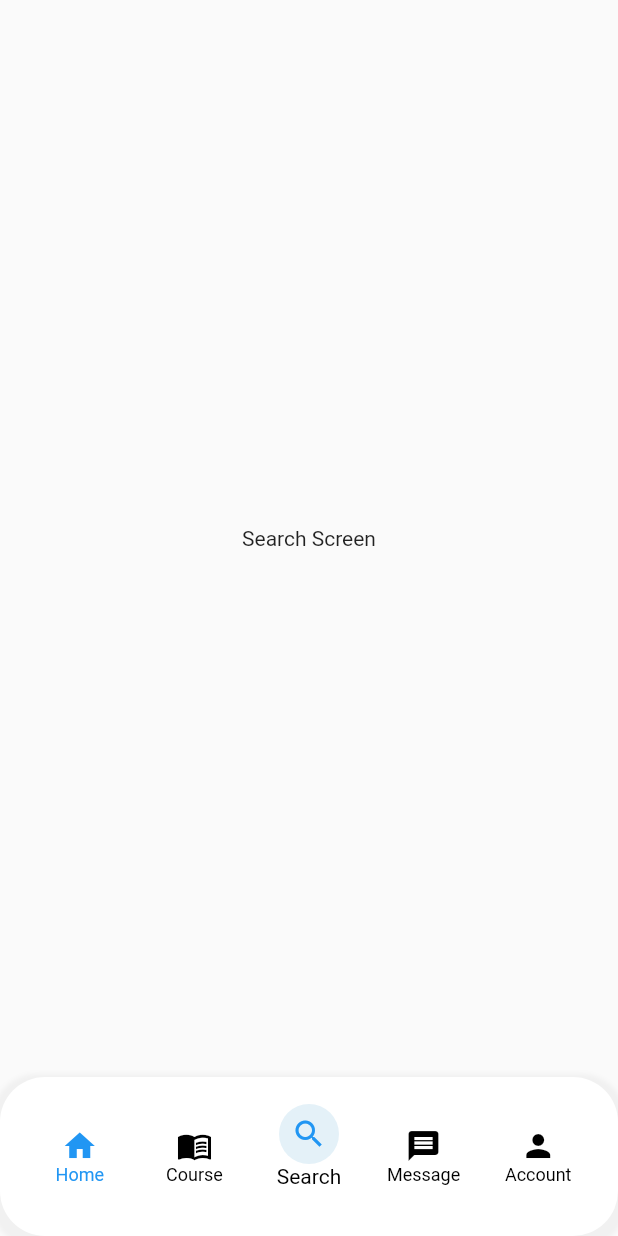
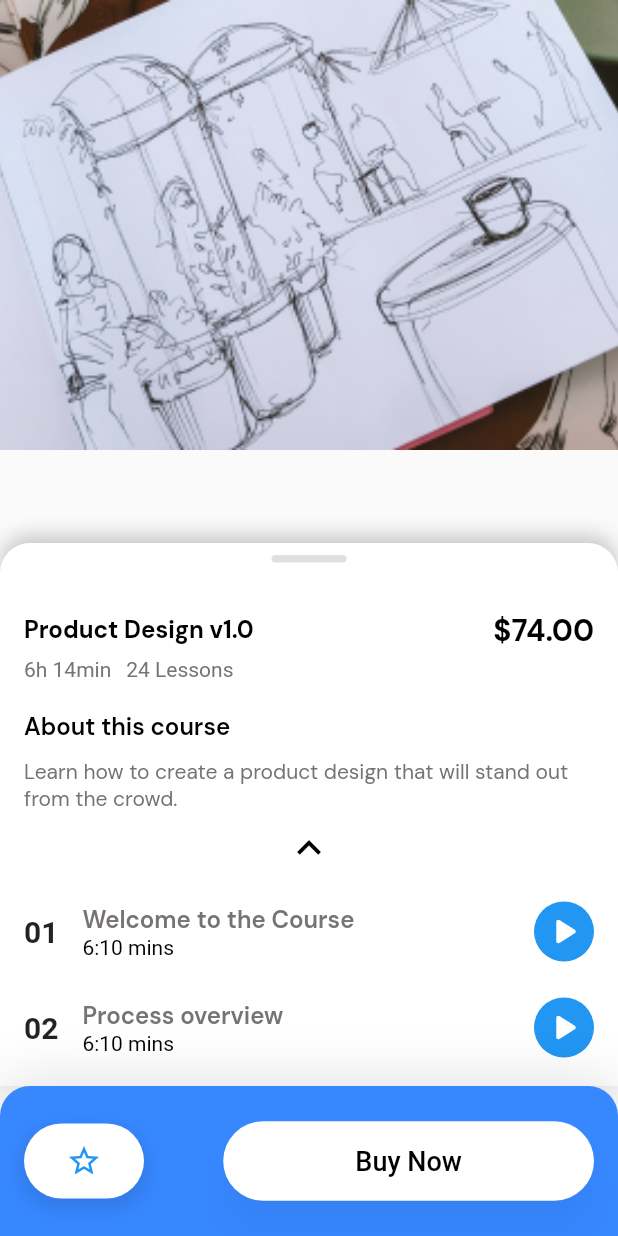
Before and after one commit to hazemAmr0/e-learning-app, a Flutter app: the screen it shows after launch, on a phone screen of 412 x 824 dp. Run offline on Flutter 3.47's test engine with Material 3 defaults, Android fonts, the phone set to English and light mode, and no system bars; our stand-ins replace flutter_iconly, flutter_svg, google_fonts, smooth_page_indicator.

Commit message:
course overview
*build course over view screen
*build lessons screen

```diff
--- /dev/null
+++ b/devtools_options.yaml
@@ -0,0 +1,3 @@
+description: This file stores settings for Dart & Flutter DevTools.
+documentation: https://docs.flutter.dev/tools/devtools/extensions#configure-extension-enablement-states
+extensions:
--- /dev/null
+++ b/lib/core/models/lesson_model.dart
@@ -0,0 +1,12 @@
+class Lesson {
+  final String number;
+  final String title;
+  final String duration;
+  final bool isLocked;
+
+  Lesson(
+      {required this.number,
+      required this.title,
+      required this.duration,
+      required this.isLocked});
+}
--- a/lib/core/routing/app_router.dart
+++ b/lib/core/routing/app_router.dart
@@ -3,7 +3,9 @@ import 'package:e_learning/navigation_bar.dart';
 import 'package:e_learning/view/screens/LoginAndRegister/signup_screen.dart';
 import 'package:e_learning/view/screens/comments/comments_screen.dart';
 import 'package:e_learning/view/screens/corse/course_screen.dart';
+import 'package:e_learning/view/screens/course_details/Course_Overview_Screen.dart';
 import 'package:e_learning/view/screens/course_details/course_details_screen.dart';
+import 'package:e_learning/view/screens/course_details/lesson_video_screen.dart';
 import 'package:flutter/material.dart';
 
 import '../../view/screens/on boarding/welcome_screen.dart';
@@ -24,6 +26,10 @@ class AppRouter {
         return MaterialPageRoute(builder: (_) => const CourseDetailsScreen());
          case Routes.comments:
         return MaterialPageRoute(builder: (_) => const CommentsScreen());
+         case Routes.courseOverview:
+        return MaterialPageRoute(builder: (_) => const CourseOverviewScreen());
+          case Routes.lessonVideo:
+        return MaterialPageRoute(builder: (_) => const LessonVideoScreen());
 
 
 
--- a/lib/core/routing/route_names.dart
+++ b/lib/core/routing/route_names.dart
@@ -13,6 +13,8 @@ class Routes {
   static const String course = '/course';
   static const String courseDetails = '/courseDetails';
   static const String comments = '/comments';
+  static const String courseOverview = '/courseOverview';
+  static const String lessonVideo = '/lessonVideo';
 
 
 }
--- a/lib/core/utils/appColor.dart
+++ b/lib/core/utils/appColor.dart
@@ -6,5 +6,7 @@ class AppColor{
   static const Color coolGray = Color(0xFF767372); // Cool Gray
   static const Color darkCharcoal = Color(0xFF1F1F39); // Dark Charcoal
   static const Color brightBlue = Color(0xFF3787FF); // Bright Blue
+  static const Color lightBlue = Color(0xFFb0d1fa);
+  static const Color lightBlue2 = Color(0xFFe4f1f8);
 
 }
--- a/lib/main.dart
+++ b/lib/main.dart
@@ -1,9 +1,7 @@
-
 import 'package:e_learning/core/routing/app_router.dart';
 import 'package:e_learning/core/routing/route_names.dart';
 
 import 'package:flutter/material.dart';
-
 
 void main() {
   runApp(MyApp(appRouter: AppRouter()));
@@ -15,16 +13,15 @@ class MyApp extends StatelessWidget {
   // This widget is the root of your application.
   @override
   Widget build(BuildContext context) {
-    return  MaterialApp(
+    return MaterialApp(
       debugShowCheckedModeBanner: false,
-     theme: ThemeData(
-       useMaterial3: false,
-     ),
+      theme: ThemeData(
+        useMaterial3: false,
+      ),
 
-   onGenerateRoute: appRouter.generateRoute,
-    initialRoute: Routes.navbar,
-
-
+      onGenerateRoute: appRouter.generateRoute,
+      initialRoute: Routes.lessonVideo,
+      // initialRoute: Routes.lessonVideo, to test other screen //
     );
   }
 }
--- /dev/null
+++ b/lib/view/screens/course_details/Course_Overview_Screen.dart
@@ -0,0 +1,93 @@
+import 'package:e_learning/core/utils/appColor.dart';
+import 'package:e_learning/view/screens/course_details/widgets/Course_header.dart';
+import 'package:e_learning/view/screens/course_details/widgets/buy_bottom_bar.dart';
+import 'package:e_learning/view/screens/course_details/widgets/course_over_view_details.dart';
+import 'package:e_learning/view/screens/course_details/widgets/lesson_list.dart';
+import 'package:flutter/material.dart';
+
+// Main Course Overview Screen Widget
+class CourseOverviewScreen extends StatefulWidget {
+  const CourseOverviewScreen({super.key});
+
+  @override
+  _CourseOverviewScreenState createState() => _CourseOverviewScreenState();
+}
+
+class _CourseOverviewScreenState extends State<CourseOverviewScreen> {
+  bool _showLessonList = true; // Controls whether the lesson list is visible
+
+  @override
+  /// Builds the main course overview screen widget
+  ///
+  /// This widget displays the course details, lesson list, and a buy now button
+  ///
+  /// The lesson list is toggled by clicking the arrow in the middle of the screen
+  Widget build(BuildContext context) {
+    return Scaffold(
+      /// The bottom bar with the buy now button
+      bottomNavigationBar: const BuyNowBottomBar(
+          color: AppColor.lightBlue2,
+          buttoncolor: AppColor.brightBlue,
+          textcolor: Colors.white),
+      /// Sets the background color of the screen to the primary color
+      backgroundColor: AppColor.primaryColor,
+      /// The main body of the screen with the course details and lesson list
+      body: SingleChildScrollView(
+        child: Padding(
+          padding: const EdgeInsets.all(16.0),
+          child: SafeArea(
+            child: Column(
+              /// Aligns the children to the start of the column
+              crossAxisAlignment: CrossAxisAlignment.start,
+              children: [
+                /// Back button to go back to the previous screen
+                IconButton(
+                  icon: const Icon(
+                    Icons.arrow_back_ios,
+                    color: Colors.black,
+                  ),
+                  onPressed: () {
+                    Navigator.pop(context);
+                  },
+                ),
+                /// Course Header
+                const CourseHeader(),
+
+                const SizedBox(height: 16),
+                /// Course Details
+                const CourseDetails(),
+                const SizedBox(height: 16),
+
+                /// Arrow in the middle to toggle lesson list
+                Center(
+                  child: IconButton(
+                    icon: Icon(
+                      _showLessonList
+                          ? Icons.keyboard_arrow_up
+                          : Icons.keyboard_arrow_down,
+                      size: 32,
+                      color: Colors.black,
+                    ),
+                    onPressed: () {
+                      setState(() {
+                        _showLessonList =
+                            !_showLessonList; // Toggle lesson list visibility
+                      });
+                    },
+                  ),
+                ),
+
+                /// Show lesson list if _showLessonList is true
+                if (_showLessonList) ...[
+                  LessonList(),
+                  const SizedBox(height: 32),
+                ]
+              ],
+            ),
+          ),
+        ),
+      ),
+    );
+  }
+
+}
--- /dev/null
+++ b/lib/view/screens/course_details/lesson_video_screen.dart
@@ -0,0 +1,97 @@
+// lesson_video_screen.dart
+import 'package:e_learning/core/utils/appColor.dart';
+import 'package:e_learning/view/screens/course_details/widgets/bottomsheet_content.dart';
+import 'package:e_learning/view/screens/course_details/widgets/buy_bottom_bar.dart';
+
+import 'package:flutter/material.dart';
+
+class LessonVideoScreen extends StatelessWidget {
+  const LessonVideoScreen({super.key});
+
+  @override
+  /// Lesson Video Screen widget.
+  ///
+  /// This widget displays a video player in the background and a draggable
+  /// bottom sheet with content.
+  @override
+  Widget build(BuildContext context) {
+    return Scaffold(
+      /// Bottom navigation bar with a "Buy Now" button.
+      bottomNavigationBar: const BuyNowBottomBar(
+        /// The color of the bottom navigation bar.
+        color: AppColor.brightBlue,
+
+        /// The color of the button.
+        buttoncolor: Colors.white,
+
+        /// The color of the text on the button.
+        textcolor: Colors.black,
+      ),
+      /// The body of the screen.
+      body: SafeArea(
+        child: Stack(
+          children: [
+            /// The video player in the background.
+            const VideoPlayerPlaceholder(),
+
+            /// The draggable bottom sheet with content.
+            DraggableScrollableSheet(
+              /// The initial size of the bottom sheet (50% of the screen).
+              initialChildSize: 0.5,
+
+              /// The minimum size of the bottom sheet when collapsed (20% of the screen).
+              minChildSize: 0.2,
+
+              /// The maximum size of the bottom sheet when expanded (60% of the screen).
+              maxChildSize: 0.6,
+
+              /// The builder function to create the bottom sheet content.
+              builder: (BuildContext context, ScrollController scrollController) {
+                return Container(
+                  /// The decoration of the bottom sheet.
+                  decoration: BoxDecoration(
+                    color: Colors.white,
+                    borderRadius: const BorderRadius.vertical(top: Radius.circular(20)),
+                    boxShadow: [
+                      BoxShadow(
+                        color: Colors.black.withOpacity(0.2),
+                        blurRadius: 10,
+                        offset: const Offset(0, -5),
+                      ),
+                    ],
+                  ),
+
+                  /// The content of the bottom sheet.
+                  child: BottomSheetContent(
+                    /// The scroll controller to control the scrolling behavior of the bottom sheet.
+                    scrollController: scrollController,
+                  ),
+                );
+              },
+            ),
+          ],
+        ),
+      ),
+    );
+  }
+
+}
+
+// video_player_placeholder.dart
+
+class VideoPlayerPlaceholder extends StatelessWidget {
+  const VideoPlayerPlaceholder({super.key});
+
+  @override
+  Widget build(BuildContext context) {
+    return Container(
+      width: double.infinity,
+      child: Image.asset(
+        'assets/images/video.png',
+        height: 300,
+        width: double.infinity,
+        fit: BoxFit.cover,
+      ),
+    );
+  }
+}
--- /dev/null
+++ b/lib/view/screens/course_details/widgets/BestsellerBadge.dart
@@ -0,0 +1,62 @@
+import 'package:e_learning/core/utils/appColor.dart';
+import 'package:flutter/material.dart';
+
+// Bestseller Badge Shape Widget
+class BestsellerBadge extends StatelessWidget {
+  @override
+  Widget build(BuildContext context) {
+    return ClipPath(
+      clipper: BestsellerClipper(),
+      child: Container(
+        padding: const EdgeInsets.symmetric(horizontal: 16, vertical: 8),
+        color: AppColor.brightBlue, // You can change the color
+        child: const Text(
+          'BESTSELLER',
+          style: TextStyle(
+            color: Colors.white,
+            fontWeight: FontWeight.w500,
+            fontSize: 16,
+          ),
+        ),
+      ),
+    );
+  }
+}
+
+// Custom Clipper for the Bestseller Shape
+class BestsellerClipper extends CustomClipper<Path> {
+  @override
+  Path getClip(Size size) {
+    final path = Path();
+    double cornerRadius = 8.0;
+
+    // Start from the top-left corner
+    path.moveTo(0, cornerRadius);
+
+    // Top left rounded corner
+    path.quadraticBezierTo(0, 0, cornerRadius, 0);
+
+    // Top line
+    path.lineTo(size.width - 20, 0); // Leaving some space for the arrow
+
+    // Arrow shape on the right
+    path.lineTo(size.width, size.height / 2);
+
+    // Bottom line
+    path.lineTo(size.width - 20, size.height);
+
+    // Bottom left rounded corner
+    path.lineTo(cornerRadius, size.height);
+    path.quadraticBezierTo(0, size.height, 0, size.height - cornerRadius);
+
+    // Close the path
+    path.close();
+
+    return path;
+  }
+
+  @override
+  bool shouldReclip(covariant CustomClipper<Path> oldClipper) {
+    return false;
+  }
+}
--- /dev/null
+++ b/lib/view/screens/course_details/widgets/Course_header.dart
@@ -0,0 +1,41 @@
+import 'package:e_learning/view/screens/course_details/widgets/BestsellerBadge.dart';
+import 'package:flutter/material.dart';
+import 'package:flutter_svg/svg.dart';
+import 'package:google_fonts/google_fonts.dart';
+
+class CourseHeader extends StatelessWidget {
+  const CourseHeader({super.key});
+
+  @override
+  /// Course header widget with bestseller badge and course title
+  /// Also includes SVG image on the right side
+  @override
+  Widget build(BuildContext context) {
+    return Row(
+      children: [
+        /// Column with bestseller badge, course title and some space between
+        Column(
+          crossAxisAlignment: CrossAxisAlignment.start,
+          children: [
+            /// Bestseller badge widget
+            BestsellerBadge(),
+            const SizedBox(height: 16),
+            /// Course title with bold font and large size
+            Text('Product\nDesign v1.0',
+                style: GoogleFonts.dmSans(
+                  fontWeight: FontWeight.bold,
+                  fontSize: 20,
+                  color: Colors.black,
+                )),
+          ],
+        ),
+        const Spacer(),
+        /// SVG image on the right side of the course header
+        SvgPicture.asset(
+          'assets/images/Group.svg',
+          height: 200,
+        ),
+      ],
+    );
+  }
+}
--- /dev/null
+++ b/lib/view/screens/course_details/widgets/bottomsheet_content.dart
@@ -0,0 +1,73 @@
+import 'package:e_learning/view/screens/course_details/widgets/course_over_view_details.dart';
+import 'package:e_learning/view/screens/course_details/widgets/lesson_list.dart';
+import 'package:flutter/material.dart';
+
+class BottomSheetContent extends StatefulWidget {
+  const BottomSheetContent({super.key, required this.scrollController});
+
+  final ScrollController scrollController;
+
+  @override
+  State<BottomSheetContent> createState() => _BottomSheetContentState();
+}
+
+class _BottomSheetContentState extends State<BottomSheetContent> {
+  bool _showLessonList = true;
+
+  @override
+  /// Builds the content of the bottom sheet with scrolling behavior.
+  ///
+  /// The content consists of a drag handle, a course details widget, and a
+  /// lesson list widget. The lesson list widget is only shown if the `_showLessonList` flag is true.
+  ///
+  /// The `widget.scrollController` is used as the `controller` for the `ListView` to enable the bottom sheet to be scrolled.
+  @override
+  Widget build(BuildContext context) {
+    return Column(
+      children: [
+        // Drag handle
+        Container(
+          width: 50,
+          height: 5,
+          margin: const EdgeInsets.only(top: 8, bottom: 16),
+          decoration: BoxDecoration(
+            color: Colors.grey[300],
+            borderRadius: BorderRadius.circular(10),
+          ),
+        ),
+        // Content of the bottom sheet with scrolling behavior
+        Expanded(
+          child: ListView(
+            controller: widget.scrollController, // Use the passed scrollController
+            padding: const EdgeInsets.all(16),
+            children: [
+              const CourseDetails(),
+              Center(
+                child: IconButton(
+                  icon: Icon(
+                    _showLessonList
+                        ? Icons.keyboard_arrow_up
+                        : Icons.keyboard_arrow_down,
+                    size: 32,
+                    color: Colors.black,
+                  ),
+                  onPressed: () {
+                    setState(() {
+                      _showLessonList =
+                          !_showLessonList; // Toggle lesson list visibility
+                    });
+                  },
+                ),
+              ),
+              // Show lesson list if _showLessonList is true
+              if (_showLessonList) ...[
+                LessonList(),
+                const SizedBox(height: 32),
+              ],
+            ],
+          ),
+        ),
+      ],
+    );
+  }
+}
--- /dev/null
+++ b/lib/view/screens/course_details/widgets/buy_bottom_bar.dart
@@ -0,0 +1,117 @@
+import 'package:flutter/material.dart';
+
+class BuyNowBottomBar extends StatelessWidget {
+  const BuyNowBottomBar({
+    super.key,
+    required this.color,
+    required this.buttoncolor,
+    required this.textcolor,
+  });
+  final Color? color;
+  final Color? buttoncolor;
+  final Color textcolor;
+  @override
+  /// Bottom bar with a buy now button and a favorite button.
+  ///
+  /// The color of the bar and the color of the button can be customized.
+  ///
+  /// [color] is the color of the bar.
+  /// [buttoncolor] is the color of the button.
+  /// [textcolor] is the color of the text.
+  @override
+  Widget build(BuildContext context) {
+    return Container(
+      height: 100,
+      decoration: BoxDecoration(
+        // Add shadow to the bottom bar
+        boxShadow: [
+          BoxShadow(
+            color: Colors.black.withOpacity(0.1),
+            spreadRadius: 1,
+            blurRadius: 30,
+            offset: const Offset(0, -5), // changes the shadow position
+          ),
+        ],
+        // Set the color of the bar
+        color: color,
+        // Add rounded corners to the bar
+        borderRadius: const BorderRadius.only(
+          topLeft: Radius.circular(20),
+          topRight: Radius.circular(20),
+        ),
+      ),
+      padding: const EdgeInsets.all(16.0),
+      // Light background color
+      child: Row(
+        mainAxisAlignment: MainAxisAlignment.spaceBetween,
+        children: [
+          // Favorite Button
+          Container(
+            height: 50,
+            width: 80,
+            decoration: BoxDecoration(
+              color: Colors.white,
+              shape: BoxShape.rectangle,
+              borderRadius:
+                  BorderRadius.circular(25), // Half height for round corners
+              boxShadow: [
+                BoxShadow(
+                  color: Colors.black.withOpacity(0.1),
+                  spreadRadius: 2,
+                  blurRadius: 10,
+                  offset: const Offset(0, 5), // changes the shadow position
+                ),
+              ],
+            ),
+            child: const Icon(
+              Icons.star_border,
+              color: Colors.blue,
+            ),
+          ),
+
+          // Buy Now Button
+          BuyNowButton(
+              onPressed: () {},
+              buttoncolor: buttoncolor!,
+              textcolor: textcolor),
+        ],
+      ),
+    );
+  }
+
+}
+// buy_now_button.dart
+
+class BuyNowButton extends StatelessWidget {
+  final VoidCallback onPressed;
+  final Color buttoncolor;
+  final Color textcolor;
+  const BuyNowButton(
+      {super.key,
+      required this.onPressed,
+      required this.buttoncolor,
+      required this.textcolor});
+
+  @override
+  Widget build(BuildContext context) {
+    return SizedBox(
+      width: MediaQuery.of(context).size.width * 0.6,
+      child: ElevatedButton(
+        onPressed: onPressed,
+        style: ElevatedButton.styleFrom(
+          padding: const EdgeInsets.symmetric(horizontal: 40, vertical: 16),
+          backgroundColor: buttoncolor,
+          shape: RoundedRectangleBorder(
+            borderRadius: BorderRadius.circular(30), // Round shape
+          ),
+          elevation: 10, // Elevation for shadow
+          shadowColor: Colors.black.withOpacity(0.2), // Shadow color
+        ),
+        child: Text(
+          'Buy Now',
+          style: TextStyle(fontSize: 18, color: textcolor),
+        ),
+      ),
+    );
+  }
+}
--- /dev/null
+++ b/lib/view/screens/course_details/widgets/course_over_view_details.dart
@@ -0,0 +1,81 @@
+import 'package:e_learning/core/utils/appColor.dart';
+import 'package:flutter/material.dart';
+import 'package:google_fonts/google_fonts.dart';
+
+class CourseDetails extends StatelessWidget {
+  const CourseDetails({Key? key}) : super(key: key);
+
+  @override
+  /// Displays the course details such as name, price, duration, and number of lessons.
+  /// Also displays a short description of the course.
+  @override
+  Widget build(BuildContext context) {
+    return Column(
+      crossAxisAlignment: CrossAxisAlignment.start,
+      children: <Widget>[
+        // Course name and price
+        Row(
+          children: [
+            Text('Product Design v1.0',
+                style: GoogleFonts.dmSans(
+                  fontWeight: FontWeight.bold,
+                  fontSize: 16,
+                  color: Colors.black,
+                )),
+            const Spacer(),
+            Text('\$74.00',
+                style: GoogleFonts.dmSans(
+                  fontWeight: FontWeight.bold,
+                  fontSize: 20,
+                  color: Colors.black,
+                ))
+          ],
+        ),
+        const SizedBox(
+          height: 5,
+        ),
+        // Course duration and number of lessons
+        Row(
+          children: [
+            Text('6h 14min',
+                style: TextStyle(
+                  color: AppColor.coolGray,
+                  fontSize: 14,
+                )),
+            SizedBox(
+              width: 10,
+            ),
+            Text('24 Lessons',
+                style: TextStyle(
+                  color: AppColor.coolGray,
+                  fontSize: 14,
+                )),
+          ],
+        ),
+        const SizedBox(
+          height: 20,
+        ),
+        // Course description title
+        Text('About this course',
+            style: GoogleFonts.dmSans(
+              fontWeight: FontWeight.w600,
+              fontSize: 16,
+              color: Colors.black,
+            )),
+        const SizedBox(
+          height: 10,
+        ),
+        // Course description
+        Text(
+          'Learn how to create a product design that will stand out from the crowd.',
+          style: GoogleFonts.dmSans(
+            fontWeight: FontWeight.w400,
+            fontSize: 14,
+            color: AppColor.coolGray,
+          ),
+        ),
+      ],
+    );
+  }
+
+}
--- /dev/null
+++ b/lib/view/screens/course_details/widgets/lesson_item.dart
@@ -0,0 +1,70 @@
+import 'package:e_learning/core/models/lesson_model.dart';
+import 'package:e_learning/core/utils/appColor.dart';
+import 'package:flutter/material.dart';
+import 'package:google_fonts/google_fonts.dart';
+
+class LessonItem extends StatelessWidget {
+  final Lesson lesson;
+
+  const LessonItem({Key? key, required this.lesson}) : super(key: key);
+
+  @override
+  /// Build the widget for the lesson item
+  ///
+  /// This widget will display the lesson item in the listview
+  ///
+  /// The widget will display the lesson number, title, duration, and a lock
+  /// icon or play button depending on the lesson's status
+  @override
+  Widget build(BuildContext context) {
+    return Padding(
+      padding: const EdgeInsets.symmetric(vertical: 12.0),
+      child: Row(
+        children: [
+          /// The lesson number
+          Text(
+            lesson.number,
+            style: const TextStyle(fontSize: 20, fontWeight: FontWeight.bold),
+          ),
+          const SizedBox(width: 16),
+          /// The lesson title and duration
+          Expanded(
+            child: Column(
+              crossAxisAlignment: CrossAxisAlignment.start,
+              children: [
+                /// The lesson title
+                Text(
+                  lesson.title,
+                  style: GoogleFonts.dmSans(
+                    color: AppColor.coolGray,
+                    fontSize: 16,
+                    fontWeight: FontWeight.w600,
+                  ),
+                ),
+                /// The lesson duration
+                Text(
+                  lesson.duration,
+                  style: const TextStyle(color: Colors.black),
+                ),
+              ],
+            ),
+          ),
+          /// The lock or play button
+          Container(
+            height: 40,
+            width: 40,
+            decoration: BoxDecoration(
+              color: lesson.isLocked ? AppColor.lightBlue : Colors.blue,
+              borderRadius: BorderRadius.circular(20),
+            ),
+            child: lesson.isLocked
+                ? const Icon(Icons.lock, color: Colors.white)
+                : const Icon(Icons.play_arrow_rounded,
+                    color: Colors.white, size: 30),
+          ),
+        ],
+      ),
+    );
+  }
+
+}
--- /dev/null
+++ b/lib/view/screens/course_details/widgets/lesson_list.dart
@@ -0,0 +1,53 @@
+import 'package:e_learning/core/models/lesson_model.dart';
+import 'package:e_learning/view/screens/course_details/widgets/lesson_item.dart';
+import 'package:flutter/material.dart';
+
+class LessonList extends StatelessWidget {
+  final List<Lesson> lessons = [
+    Lesson(
+        number: '01',
+        title: 'Welcome to the Course',
+        duration: '6:10 mins',
+        isLocked: false),
+    Lesson(
+        number: '02',
+        title: 'Process overview',
+        duration: '6:10 mins',
+        isLocked: false),
+    Lesson(
+        number: '03',
+        title: 'Discovery',
+        duration: '6:10 mins',
+        isLocked: true),
+    Lesson(
+        number: '04',
+        title: 'Process overview',
+        duration: '6:10 mins',
+        isLocked: false),
+    Lesson(
+        number: '05',
+        title: 'Process overview',
+        duration: '6:10 mins',
+        isLocked: false),
+    Lesson(
+        number: '06',
+        title: 'Process overview',
+        duration: '6:10 mins',
+        isLocked: false),
+    Lesson(
+        number: '07',
+        title: 'Process overview',
+        duration: '6:10 mins',
+        isLocked: false),
+  ];
+
+   LessonList({super.key});
+
+  @override
+  Widget build(BuildContext context) {
+    return Column(
+      crossAxisAlignment: CrossAxisAlignment.start,
+      children: lessons.map((lesson) => LessonItem(lesson: lesson)).toList(),
+    );
+  }
+}
--- a/pubspec.yaml
+++ b/pubspec.yaml
@@ -29,6 +29,7 @@ environment:
 # versions available, run `flutter pub outdated`.
 dependencies:
   bloc: ^8.1.4
+  chewie: ^1.8.5
   cupertino_icons: ^1.0.6
   equatable: ^2.0.5
   flutter:
@@ -38,6 +39,8 @@ dependencies:
   flutter_svg: ^2.0.10+1
   google_fonts: ^6.2.1
   smooth_page_indicator: ^1.2.0+3
+  video_player: ^2.9.1
+  youtube_player_flutter: ^9.0.4
 
 dev_dependencies:
   flutter_lints: ^3.0.0
```
Also changed, not shown: assets/images/Group.svg (added), pubspec.lock, 1 other file.
